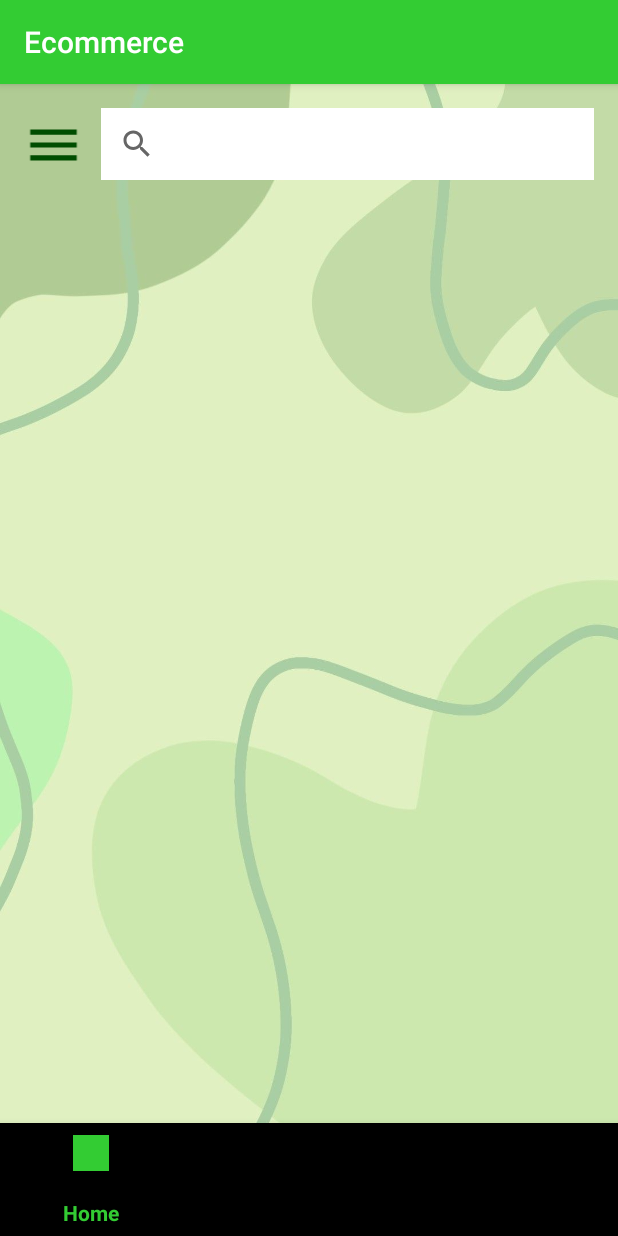
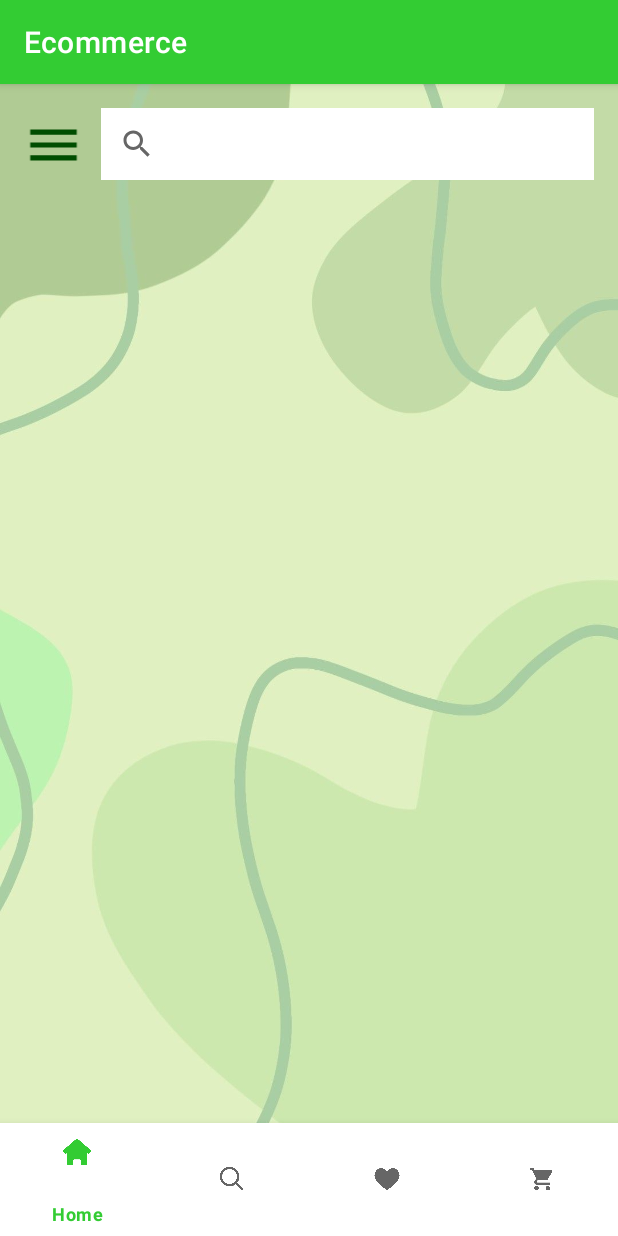
Before and after one commit to mkamar17/ecommerce_app, an Android app: the MainActivity screen opened directly, with no data from a screen before it, on a phone screen of 412 x 824 dp. Run offline under Robolectric (Android 15) with nearby library versions, the phone set to English and light mode, and no system bars.

Commit message:
fixed bottom nav bar finally!!

```diff
--- a/app/src/main/res/menu/bottom_nav_menu.xml
+++ b/app/src/main/res/menu/bottom_nav_menu.xml
@@ -5,18 +5,18 @@
     <item
         android:id="@+id/homeIcon"
         android:title="Home"
-        android:icon="@drawable/ic_home_playstore"/>
+        android:icon="@drawable/home"/>
     <item
         android:id="@+id/browseIcon"
         android:title="Browse"
-        android:icon="@drawable/ic_browse_playstore"/>
+        android:icon="@drawable/browse"/>
     <item
         android:id="@+id/heartIcon"
         android:title="Favourites"
-        android:icon="@drawable/ic_favourites_playstore"/>
+        android:icon="@drawable/favourites"/>
 
     <item
         android:id="@+id/cartIcon"
         android:title="Basket"
-        android:icon="@drawable/ic_basket_playstore"/>
+        android:icon="@drawable/basket"/>
 </menu>
--- a/app/src/main/res/values/themes.xml
+++ b/app/src/main/res/values/themes.xml
@@ -1,6 +1,6 @@
 <resources xmlns:tools="http://schemas.android.com/tools">
     <!-- Base application theme. -->
-    <style name="Theme.Ecommerce" parent="Theme.AppCompat.Light.DarkActionBar">
+    <style name="Theme.Ecommerce" parent="Theme.MaterialComponents.Light.DarkActionBar">
         <item name="colorPrimary">@color/colorPrimary</item>
         <item name="colorPrimaryDark">@color/colorPrimaryDark</item>
         <item name="colorAccent">@color/colorAccent</item>
```
Also changed, not shown: app/src/main/res/drawable/basket.png (added), app/src/main/res/drawable/browse.png (added), app/src/main/res/drawable/favourites.png (added), app/src/main/res/drawable/home.png, app/src/main/res/drawable/ic_basket_playstore.png (deleted), app/src/main/res/drawable/ic_browse_playstore.png (deleted), app/src/main/res/drawable/ic_favourites_playstore.png (deleted), app/src/main/res/drawable/ic_home_playstore.png (deleted).
